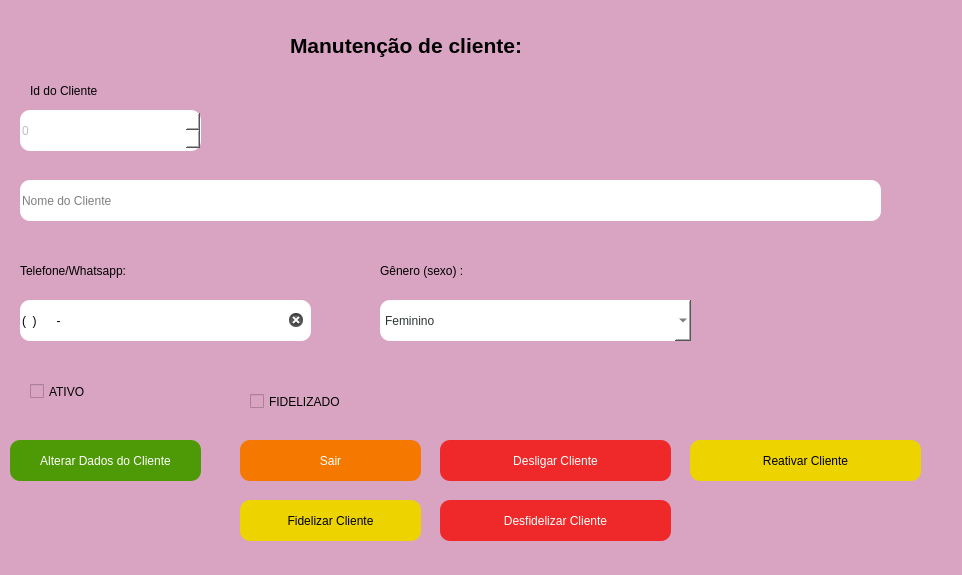
The window that telas_duda/manut_cliente.ui (JVwolfart/PROJETO-SALAO-JOVEM-PROGRAMADOR) describes before a commit, drawn with Qt 5.
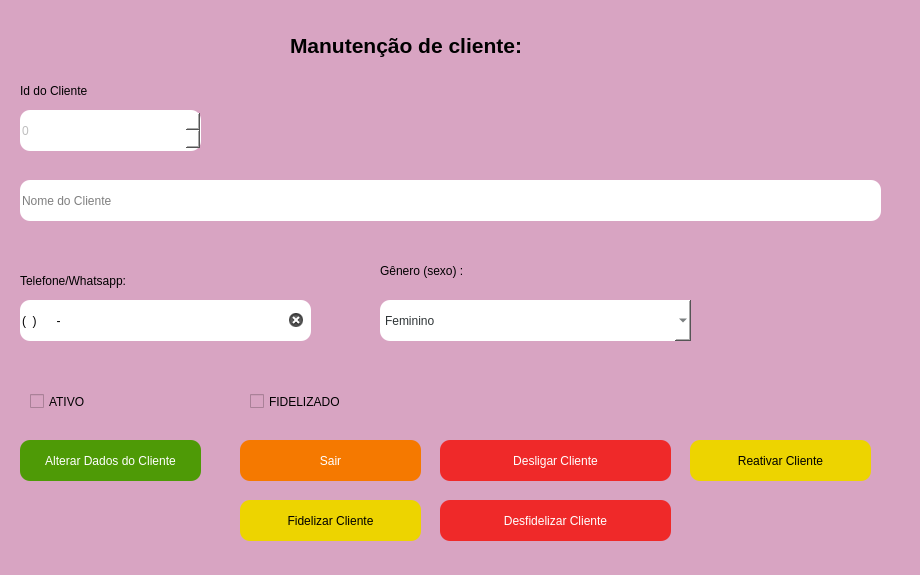
The same window after the commit. Icons and pictures are not drawn.

What changed in the file:
```diff
--- a/telas_duda/manut_cliente.ui
+++ b/telas_duda/manut_cliente.ui
@@ -12,10 +12,22 @@
    <rect>
     <x>0</x>
     <y>0</y>
-    <width>962</width>
+    <width>920</width>
     <height>575</height>
    </rect>
   </property>
+  <property name="minimumSize">
+   <size>
+    <width>920</width>
+    <height>575</height>
+   </size>
+  </property>
+  <property name="maximumSize">
+   <size>
+    <width>920</width>
+    <height>575</height>
+   </size>
+  </property>
   <property name="font">
    <font>
     <pointsize>14</pointsize>
@@ -62,9 +74,9 @@
    <widget class="QPushButton" name="BtnAlterar">
     <property name="geometry">
      <rect>
-      <x>10</x>
+      <x>20</x>
       <y>440</y>
-      <width>191</width>
+      <width>181</width>
       <height>41</height>
      </rect>
     </property>
@@ -140,7 +152,7 @@
    <widget class="QLabel" name="label">
     <property name="geometry">
      <rect>
-      <x>30</x>
+      <x>20</x>
       <y>80</y>
       <width>171</width>
       <height>22</height>
@@ -155,7 +167,7 @@
      <rect>
       <x>690</x>
       <y>440</y>
-      <width>231</width>
+      <width>181</width>
       <height>41</height>
      </rect>
     </property>
@@ -310,7 +322,7 @@
     <property name="geometry">
      <rect>
       <x>20</x>
-      <y>260</y>
+      <y>270</y>
       <width>171</width>
       <height>22</height>
      </rect>
@@ -382,7 +394,7 @@
     <property name="geometry">
      <rect>
       <x>30</x>
-      <y>380</y>
+      <y>390</y>
       <width>92</width>
       <height>23</height>
      </rect>
```
